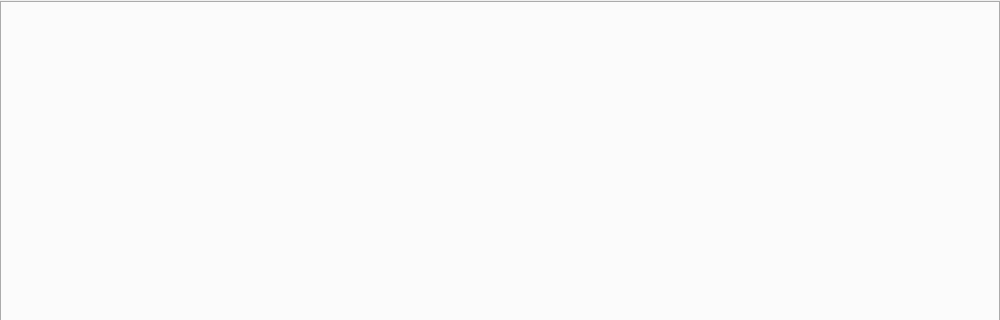
Qt form src/Widgets/Rundown/RundownWidget.ui (CasparCG/client) before a commit; both pictures show x 0 to 1000 and y 0 to 320 of the 1000 by 500 pixel window.
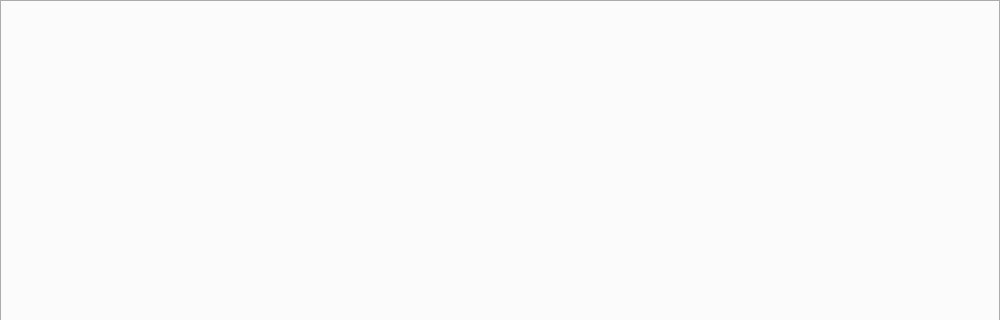
The same form after that commit.

What changed in the file:
```diff
--- a/src/Widgets/Rundown/RundownWidget.ui
+++ b/src/Widgets/Rundown/RundownWidget.ui
@@ -10,9 +10,6 @@
     <height>500</height>
    </rect>
   </property>
-  <property name="styleSheet">
-   <string notr="true"/>
-  </property>
   <layout class="QVBoxLayout" name="verticalLayout">
    <property name="spacing">
     <number>0</number>
@@ -21,20 +18,20 @@
     <number>0</number>
    </property>
    <item>
-    <spacer name="verticalSpacer">
-     <property name="orientation">
-      <enum>Qt::Vertical</enum>
-     </property>
-     <property name="sizeType">
-      <enum>QSizePolicy::Fixed</enum>
-     </property>
-     <property name="sizeHint" stdset="0">
+    <widget class="QFrame" name="frameRundownSpacer">
+     <property name="maximumSize">
       <size>
-       <width>20</width>
-       <height>1</height>
+       <width>16777215</width>
+       <height>0</height>
       </size>
      </property>
-    </spacer>
+     <property name="frameShape">
+      <enum>QFrame::StyledPanel</enum>
+     </property>
+     <property name="frameShadow">
+      <enum>QFrame::Raised</enum>
+     </property>
+    </widget>
    </item>
    <item>
     <widget class="QTabWidget" name="tabWidgetRundown">
```
